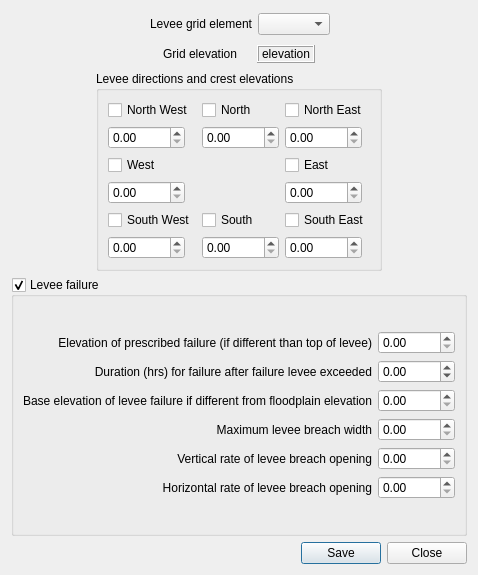
FLO-2DSoftware/qgis-flo-2d-plugin, file flo2d/ui/individual_levee_data.ui: the form before one commit.
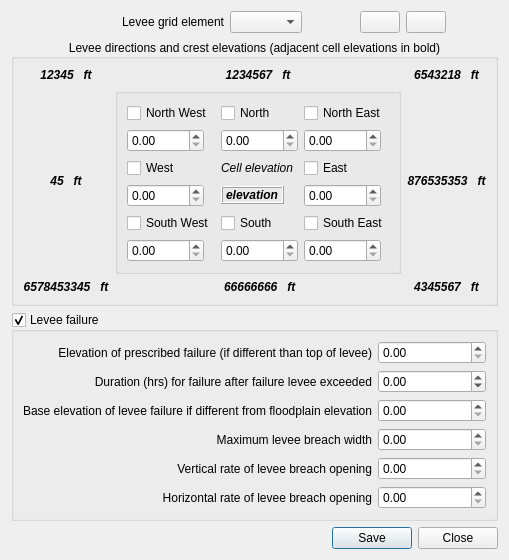
The form after the commit. Icons and pictures are not drawn.

Commit message: Individual levee dialog includes neighbours elevations

Diff of the .ui file:
```diff
--- a/flo2d/ui/individual_levee_data.ui
+++ b/flo2d/ui/individual_levee_data.ui
@@ -6,8 +6,8 @@
    <rect>
     <x>0</x>
     <y>0</y>
-    <width>441</width>
-    <height>575</height>
+    <width>479</width>
+    <height>508</height>
    </rect>
   </property>
   <property name="sizePolicy">
@@ -19,7 +19,9 @@
   <property name="windowTitle">
    <string>Individual Levee Data</string>
   </property>
-  <layout class="QGridLayout" name="gridLayout_16">
+  <layout class="QGridLayout" name="gridLayout_9">
+   <item row="0" column="0">
+    <layout class="QGridLayout" name="gridLayout_8">
    <item row="0" column="0">
     <spacer name="horizontalSpacer_3">
      <property name="orientation">
@@ -27,23 +29,8 @@
      </property>
      <property name="sizeHint" stdset="0">
       <size>
-       <width>69</width>
-       <height>20</height>
-      </size>
-     </property>
-    </spacer>
-   </item>
-   <item row="0" column="1">
-    <layout class="QGridLayout" name="gridLayout_15">
-     <item row="0" column="0" rowspan="2">
-      <spacer name="horizontalSpacer">
-       <property name="orientation">
-        <enum>Qt::Horizontal</enum>
-       </property>
-       <property name="sizeHint" stdset="0">
-        <size>
-         <width>40</width>
-         <height>54</height>
+         <width>110</width>
+         <height>17</height>
         </size>
        </property>
       </spacer>
@@ -87,7 +74,54 @@
        </item>
       </layout>
      </item>
-     <item row="0" column="2" rowspan="2">
+     <item row="0" column="2">
+      <spacer name="horizontalSpacer">
+       <property name="orientation">
+        <enum>Qt::Horizontal</enum>
+       </property>
+       <property name="sizeHint" stdset="0">
+        <size>
+         <width>40</width>
+         <height>20</height>
+        </size>
+       </property>
+      </spacer>
+     </item>
+     <item row="0" column="3">
+      <widget class="QPushButton" name="zoom_in_btn">
+       <property name="toolTip">
+        <string>Zoom In</string>
+       </property>
+       <property name="toolTipDuration">
+        <number>2</number>
+       </property>
+       <property name="text">
+        <string/>
+       </property>
+       <property name="icon">
+        <iconset>
+         <normaloff>../img/zoom_in.svg</normaloff>../img/zoom_in.svg</iconset>
+       </property>
+      </widget>
+     </item>
+     <item row="0" column="4">
+      <widget class="QPushButton" name="zoom_out_btn">
+       <property name="toolTip">
+        <string>Zoom Out</string>
+       </property>
+       <property name="toolTipDuration">
+        <number>2</number>
+       </property>
+       <property name="text">
+        <string/>
+       </property>
+       <property name="icon">
+        <iconset>
+         <normaloff>../img/zoom_out.svg</normaloff>../img/zoom_out.svg</iconset>
+       </property>
+      </widget>
+     </item>
+     <item row="0" column="5">
       <spacer name="horizontalSpacer_2">
        <property name="orientation">
         <enum>Qt::Horizontal</enum>
@@ -95,31 +129,15 @@
        <property name="sizeHint" stdset="0">
         <size>
          <width>40</width>
-         <height>54</height>
+         <height>20</height>
         </size>
        </property>
       </spacer>
      </item>
-     <item row="1" column="1">
-      <layout class="QGridLayout" name="gridLayout_6">
-       <item row="0" column="0">
-        <widget class="QLabel" name="label_5">
-         <property name="sizePolicy">
-          <sizepolicy hsizetype="Fixed" vsizetype="Fixed">
-           <horstretch>0</horstretch>
-           <verstretch>0</verstretch>
-          </sizepolicy>
-         </property>
-         <property name="text">
-          <string>Grid elevation</string>
-         </property>
-         <property name="alignment">
-          <set>Qt::AlignRight|Qt::AlignTrailing|Qt::AlignVCenter</set>
-         </property>
-        </widget>
-       </item>
-       <item row="0" column="1">
-        <widget class="QLabel" name="grid_elevation_lbl">
+    </layout>
+   </item>
+   <item row="1" column="0">
+    <widget class="QGroupBox" name="groupBox">
          <property name="sizePolicy">
           <sizepolicy hsizetype="Fixed" vsizetype="Fixed">
            <horstretch>0</horstretch>
@@ -130,27 +148,22 @@
           <font>
            <weight>50</weight>
            <bold>false</bold>
-           <underline>false</underline>
-          </font>
-         </property>
-         <property name="frameShape">
-          <enum>QFrame::Box</enum>
-         </property>
-         <property name="frameShadow">
-          <enum>QFrame::Raised</enum>
-         </property>
-         <property name="text">
-          <string>elevation</string>
-         </property>
-        </widget>
-       </item>
-      </layout>
-     </item>
-     <item row="2" column="0" colspan="3">
+      </font>
+     </property>
+     <property name="title">
+      <string>Levee directions and crest elevations (adjacent cell elevations in bold)</string>
+     </property>
+     <property name="alignment">
+      <set>Qt::AlignCenter</set>
+     </property>
+     <layout class="QGridLayout" name="gridLayout_7">
+      <item row="1" column="1">
       <widget class="QGroupBox" name="levee_directions_grp">
        <property name="title">
-        <string>Levee directions and crest elevations</string>
-       </property>
+         <string/>
+        </property>
+        <layout class="QGridLayout" name="gridLayout_6">
+         <item row="0" column="0">
        <layout class="QGridLayout" name="gridLayout_4">
         <item row="0" column="0">
          <widget class="QCheckBox" name="NW_chbox">
@@ -360,25 +373,263 @@
           </property>
          </widget>
         </item>
-       </layout>
-      </widget>
-     </item>
-    </layout>
+           <item row="3" column="1">
+            <widget class="QLabel" name="grid_elevation_lbl">
+             <property name="sizePolicy">
+              <sizepolicy hsizetype="Fixed" vsizetype="Fixed">
+               <horstretch>0</horstretch>
+               <verstretch>0</verstretch>
+              </sizepolicy>
+             </property>
+             <property name="font">
+              <font>
+               <weight>75</weight>
+               <italic>true</italic>
+               <bold>true</bold>
+               <underline>false</underline>
+              </font>
+             </property>
+             <property name="layoutDirection">
+              <enum>Qt::LeftToRight</enum>
+             </property>
+             <property name="frameShape">
+              <enum>QFrame::Box</enum>
+             </property>
+             <property name="frameShadow">
+              <enum>QFrame::Raised</enum>
+             </property>
+             <property name="text">
+              <string>elevation</string>
+             </property>
+            </widget>
+           </item>
+           <item row="2" column="1">
+            <widget class="QLabel" name="label_5">
+             <property name="sizePolicy">
+              <sizepolicy hsizetype="Fixed" vsizetype="Fixed">
+               <horstretch>0</horstretch>
+               <verstretch>0</verstretch>
+              </sizepolicy>
+             </property>
+             <property name="font">
+              <font>
+               <weight>50</weight>
+               <italic>true</italic>
+               <bold>false</bold>
+              </font>
+             </property>
+             <property name="text">
+              <string>Cell elevation</string>
+             </property>
+             <property name="alignment">
+              <set>Qt::AlignRight|Qt::AlignTrailing|Qt::AlignVCenter</set>
+             </property>
+            </widget>
+           </item>
+          </layout>
+         </item>
+        </layout>
+       </widget>
+      </item>
+      <item row="2" column="0">
+       <widget class="QLabel" name="SW_lbl">
+        <property name="font">
+         <font>
+          <weight>75</weight>
+          <italic>true</italic>
+          <bold>true</bold>
+          <kerning>true</kerning>
+         </font>
+        </property>
+        <property name="frameShape">
+         <enum>QFrame::NoFrame</enum>
+        </property>
+        <property name="frameShadow">
+         <enum>QFrame::Raised</enum>
+        </property>
+        <property name="text">
+         <string>6578453345   ft</string>
+        </property>
+        <property name="alignment">
+         <set>Qt::AlignCenter</set>
+        </property>
+       </widget>
+      </item>
+      <item row="0" column="1">
+       <widget class="QLabel" name="N_lbl">
+        <property name="font">
+         <font>
+          <weight>75</weight>
+          <italic>true</italic>
+          <bold>true</bold>
+          <kerning>true</kerning>
+         </font>
+        </property>
+        <property name="frameShape">
+         <enum>QFrame::NoFrame</enum>
+        </property>
+        <property name="frameShadow">
+         <enum>QFrame::Raised</enum>
+        </property>
+        <property name="text">
+         <string>1234567   ft</string>
+        </property>
+        <property name="alignment">
+         <set>Qt::AlignCenter</set>
+        </property>
+       </widget>
    </item>
    <item row="0" column="2">
-    <spacer name="horizontalSpacer_4">
-     <property name="orientation">
-      <enum>Qt::Horizontal</enum>
-     </property>
-     <property name="sizeHint" stdset="0">
-      <size>
-       <width>69</width>
-       <height>20</height>
-      </size>
-     </property>
-    </spacer>
-   </item>
-   <item row="1" column="0" colspan="3">
+       <widget class="QLabel" name="NE_lbl">
+        <property name="font">
+         <font>
+          <weight>75</weight>
+          <italic>true</italic>
+          <bold>true</bold>
+          <kerning>true</kerning>
+         </font>
+        </property>
+        <property name="frameShape">
+         <enum>QFrame::NoFrame</enum>
+        </property>
+        <property name="frameShadow">
+         <enum>QFrame::Raised</enum>
+        </property>
+        <property name="text">
+         <string>6543218   ft</string>
+        </property>
+        <property name="alignment">
+         <set>Qt::AlignCenter</set>
+        </property>
+       </widget>
+      </item>
+      <item row="0" column="0">
+       <widget class="QLabel" name="NW_lbl">
+        <property name="font">
+         <font>
+          <weight>75</weight>
+          <italic>true</italic>
+          <bold>true</bold>
+          <kerning>true</kerning>
+         </font>
+        </property>
+        <property name="frameShape">
+         <enum>QFrame::NoFrame</enum>
+        </property>
+        <property name="frameShadow">
+         <enum>QFrame::Raised</enum>
+        </property>
+        <property name="text">
+         <string>12345   ft</string>
+        </property>
+        <property name="alignment">
+         <set>Qt::AlignCenter</set>
+        </property>
+        <property name="wordWrap">
+         <bool>true</bool>
+        </property>
+       </widget>
+      </item>
+      <item row="1" column="0">
+       <widget class="QLabel" name="W_lbl">
+        <property name="font">
+         <font>
+          <weight>75</weight>
+          <italic>true</italic>
+          <bold>true</bold>
+          <kerning>true</kerning>
+         </font>
+        </property>
+        <property name="frameShape">
+         <enum>QFrame::NoFrame</enum>
+        </property>
+        <property name="frameShadow">
+         <enum>QFrame::Raised</enum>
+        </property>
+        <property name="text">
+         <string>45   ft</string>
+        </property>
+        <property name="alignment">
+         <set>Qt::AlignCenter</set>
+        </property>
+       </widget>
+      </item>
+      <item row="2" column="1">
+       <widget class="QLabel" name="S_lbl">
+        <property name="font">
+         <font>
+          <weight>75</weight>
+          <italic>true</italic>
+          <bold>true</bold>
+          <kerning>true</kerning>
+         </font>
+        </property>
+        <property name="frameShape">
+         <enum>QFrame::NoFrame</enum>
+        </property>
+        <property name="frameShadow">
+         <enum>QFrame::Raised</enum>
+        </property>
+        <property name="text">
+         <string> 66666666   ft</string>
+        </property>
+        <property name="alignment">
+         <set>Qt::AlignCenter</set>
+        </property>
+       </widget>
+      </item>
+      <item row="1" column="2">
+       <widget class="QLabel" name="E_lbl">
+        <property name="font">
+         <font>
+          <weight>75</weight>
+          <italic>true</italic>
+          <bold>true</bold>
+          <kerning>true</kerning>
+         </font>
+        </property>
+        <property name="frameShape">
+         <enum>QFrame::NoFrame</enum>
+        </property>
+        <property name="frameShadow">
+         <enum>QFrame::Raised</enum>
+        </property>
+        <property name="text">
+         <string>876535353   ft</string>
+        </property>
+        <property name="alignment">
+         <set>Qt::AlignCenter</set>
+        </property>
+       </widget>
+      </item>
+      <item row="2" column="2">
+       <widget class="QLabel" name="SE_lbl">
+        <property name="font">
+         <font>
+          <weight>75</weight>
+          <italic>true</italic>
+          <bold>true</bold>
+          <kerning>true</kerning>
+         </font>
+        </property>
+        <property name="frameShape">
+         <enum>QFrame::NoFrame</enum>
+        </property>
+        <property name="frameShadow">
+         <enum>QFrame::Raised</enum>
+        </property>
+        <property name="text">
+         <string>4345567   ft</string>
+        </property>
+        <property name="alignment">
+         <set>Qt::AlignCenter</set>
+        </property>
+       </widget>
+      </item>
+     </layout>
+    </widget>
+   </item>
+   <item row="2" column="0">
     <widget class="QGroupBox" name="levee_failure_grp">
      <property name="title">
       <string>Levee failure</string>
@@ -510,14 +761,23 @@
      </layout>
     </widget>
    </item>
-   <item row="2" column="0" colspan="3">
+   <item row="3" column="0">
     <widget class="QDialogButtonBox" name="individual_levee_buttonBox">
+     <property name="font">
+      <font>
+       <weight>50</weight>
+       <bold>false</bold>
+      </font>
+     </property>
      <property name="orientation">
       <enum>Qt::Horizontal</enum>
      </property>
      <property name="standardButtons">
       <set>QDialogButtonBox::Close|QDialogButtonBox::Save</set>
      </property>
+     <property name="centerButtons">
+      <bool>false</bool>
+     </property>
     </widget>
    </item>
   </layout>
```
Left out of the diff: 18 changed lines with no effect on the pictures. Lines whose indentation alone changed are shown as unchanged. The commit also changes 5 other files.
